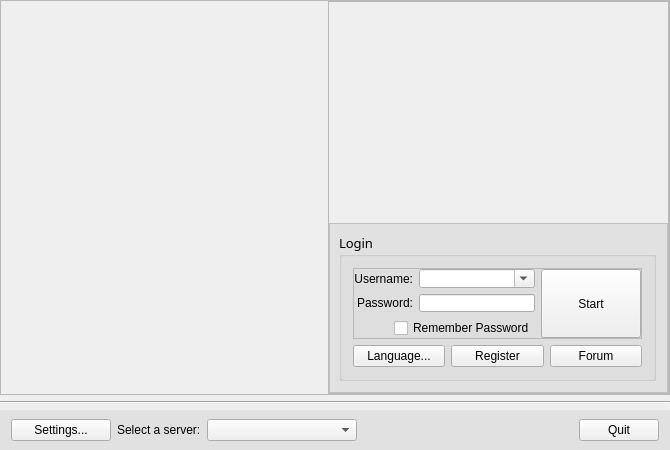
Old version of the form TOPLauncher/MainWidget.ui in the repository BSoD-Ultimate/TOPLauncher.
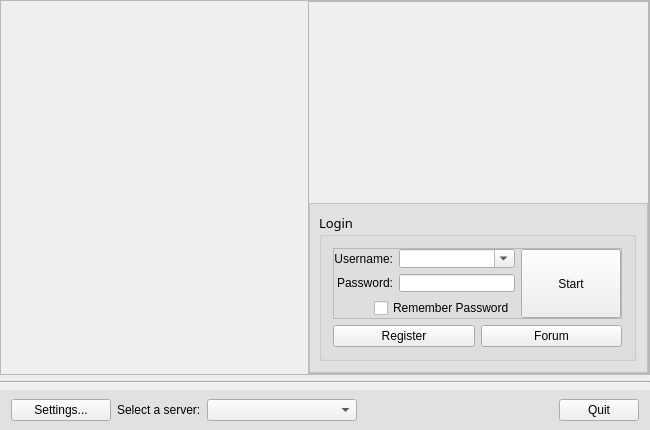
New version of the form.

Patch:
```diff
--- a/TOPLauncher/MainWidget.ui
+++ b/TOPLauncher/MainWidget.ui
@@ -6,8 +6,8 @@
    <rect>
     <x>0</x>
     <y>0</y>
-    <width>670</width>
-    <height>450</height>
+    <width>650</width>
+    <height>430</height>
    </rect>
   </property>
   <property name="sizePolicy">
@@ -24,8 +24,8 @@
   </property>
   <property name="maximumSize">
    <size>
-    <width>670</width>
-    <height>450</height>
+    <width>16777215</width>
+    <height>16777215</height>
    </size>
   </property>
   <property name="font">
@@ -318,13 +318,6 @@
                </item>
                <item>
                 <layout class="QHBoxLayout" name="horizontalLayout_6">
-                 <item>
-                  <widget class="QPushButton" name="btnLanguage">
-                   <property name="text">
-                    <string>Language...</string>
-                   </property>
-                  </widget>
-                 </item>
                  <item>
                   <widget class="QPushButton" name="btnRegister">
                    <property name="locale">
```
